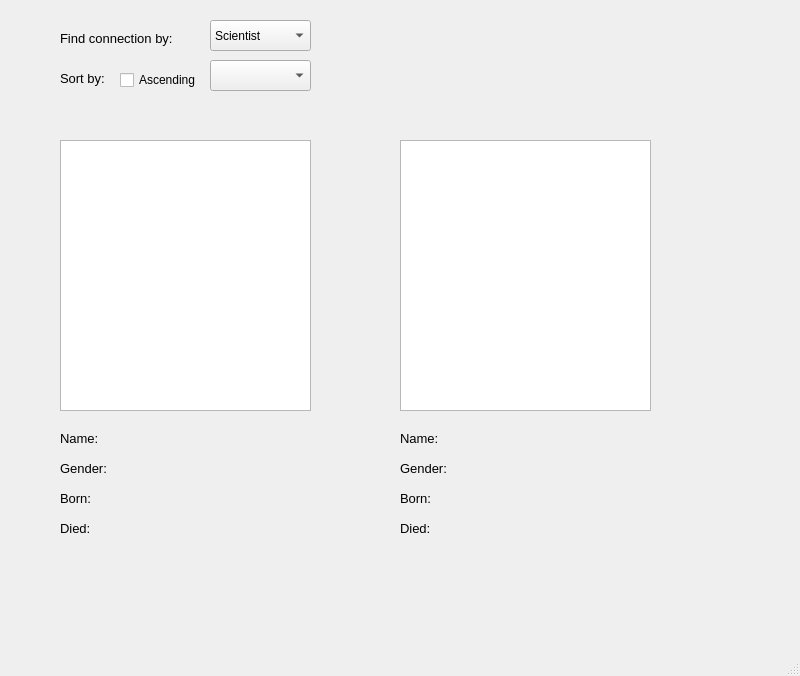
The window that Verk1_2/connectionscreen.ui (steinarb08/Verkefni1_2) describes before a commit, drawn with Qt 5.
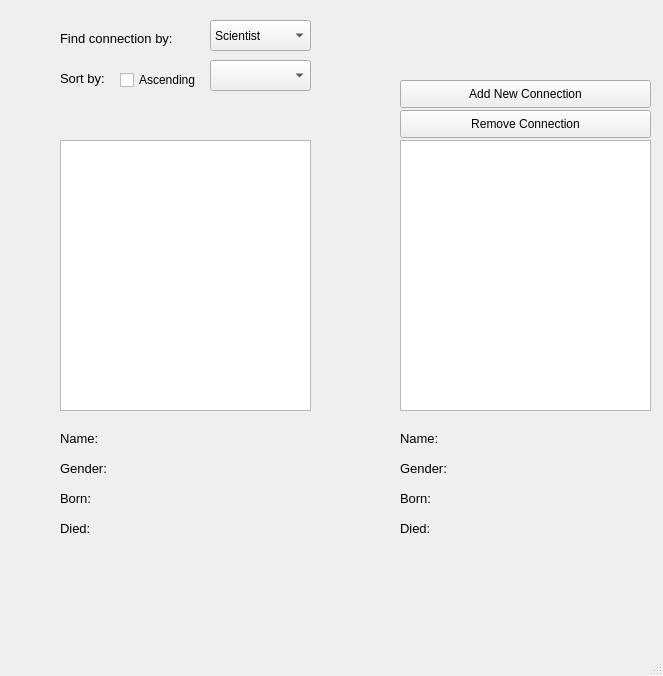
The same window after the commit.

Commit message: added remove link functionality to ui, added functions to datalayer and domain as well

Diff of the .ui file:
```diff
--- a/Verk1_2/connectionscreen.ui
+++ b/Verk1_2/connectionscreen.ui
@@ -6,7 +6,7 @@
    <rect>
     <x>0</x>
     <y>0</y>
-    <width>800</width>
+    <width>663</width>
     <height>676</height>
    </rect>
   </property>
@@ -401,6 +401,32 @@
      <string>Ascending</string>
     </property>
    </widget>
+   <widget class="QPushButton" name="btnAddConnection">
+    <property name="geometry">
+     <rect>
+      <x>400</x>
+      <y>80</y>
+      <width>251</width>
+      <height>28</height>
+     </rect>
+    </property>
+    <property name="text">
+     <string>Add New Connection</string>
+    </property>
+   </widget>
+   <widget class="QPushButton" name="btnRemoveConnection">
+    <property name="geometry">
+     <rect>
+      <x>400</x>
+      <y>110</y>
+      <width>251</width>
+      <height>28</height>
+     </rect>
+    </property>
+    <property name="text">
+     <string>Remove Connection</string>
+    </property>
+   </widget>
   </widget>
   <widget class="QMenuBar" name="menubar">
    <property name="geometry">
```
Left out of the diff: 2 changed lines with no effect on the pictures. The commit also changes 6 other files.
